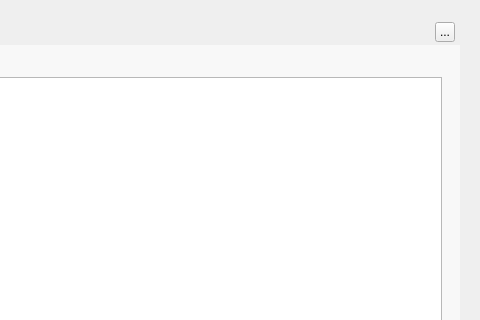
First picture: the form in TTKCore/musicUi/musicWidget/musicbackgroundskindialog.ui, repository Greedysky/TTKMusicPlayer, before the edit; both pictures show x 180 to 660 and y 0 to 320 of the 660 by 425 pixel window.
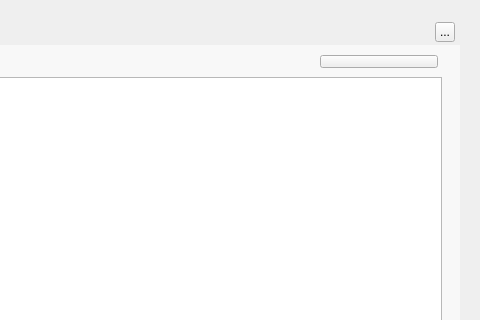
Second picture: the form after the edit. Custom widgets are drawn as their Qt base class.

```diff
--- a/TTKCore/musicUi/musicWidget/musicbackgroundskindialog.ui
+++ b/TTKCore/musicUi/musicWidget/musicbackgroundskindialog.ui
@@ -221,6 +221,22 @@
     </rect>
    </property>
   </widget>
+  <widget class="QPushButton" name="resetWindowButton">
+   <property name="geometry">
+    <rect>
+     <x>500</x>
+     <y>55</y>
+     <width>118</width>
+     <height>13</height>
+    </rect>
+   </property>
+   <property name="cursor">
+    <cursorShape>PointingHandCursor</cursorShape>
+   </property>
+   <property name="text">
+    <string/>
+   </property>
+  </widget>
   <zorder>background</zorder>
   <zorder>backgroundMask</zorder>
   <zorder>topTitleName</zorder>
@@ -235,6 +251,7 @@
   <zorder>listTransparentButton</zorder>
   <zorder>skinTransparentButton</zorder>
   <zorder>arrowLabel</zorder>
+  <zorder>resetWindowButton</zorder>
  </widget>
  <customwidgets>
   <customwidget>
```
